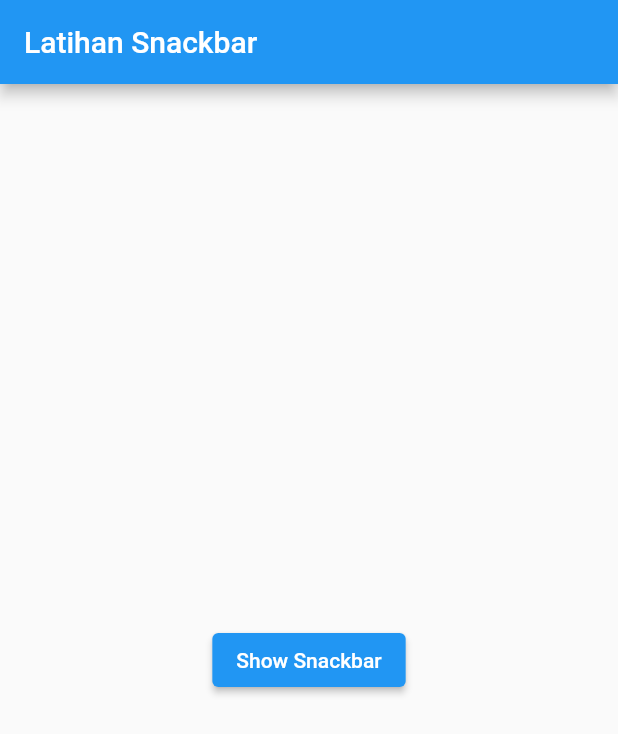
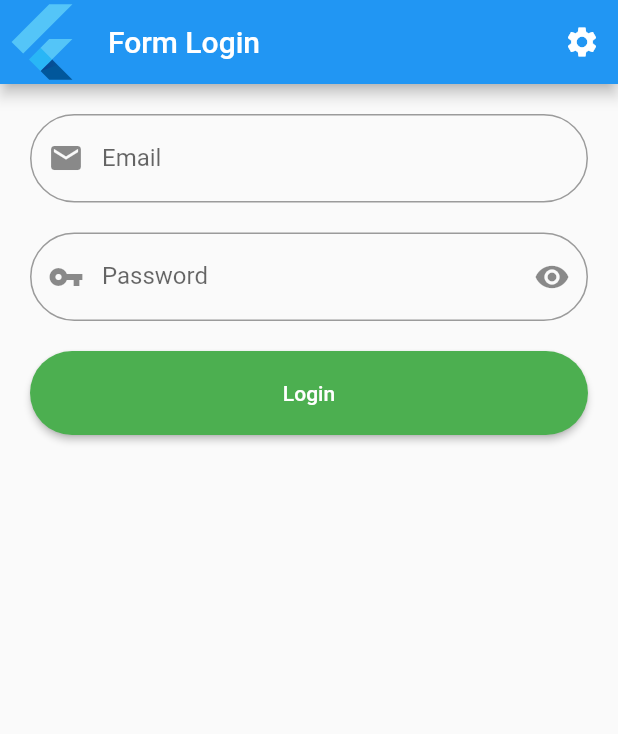
Before and after one commit to angular403/belajar_flutter, a Flutter app: the screen it shows after launch, after a tap on "Study", on a phone screen of 412 x 824 dp. Shown: the top 734 px of the screen. Run offline on Flutter 3.47's test engine with Material 2 defaults, Android fonts, the phone set to English and light mode, and no system bars.

Commit message:
belajar textfield

```diff
--- a/lib/pages/home_page.dart
+++ b/lib/pages/home_page.dart
@@ -28,8 +28,9 @@ import 'package:latihan_week3/pages/latihan_builder.dart';
 import 'package:latihan_week3/pages/latihan_listile.dart';
 import 'package:latihan_week3/pages/latihan_listview.dart';
 import 'package:latihan_week3/pages/ui_instagram.dart';
-import 'package:latihan_week3/study/dialog.dart';
-import 'package:latihan_week3/study/snack.dart';
+// import 'package:latihan_week3/study/dialog.dart';
+import 'package:latihan_week3/study/form.dart';
+// import 'package:latihan_week3/study/snack.dart';
 
 class HomePage extends StatelessWidget {
   const HomePage({Key? key}) : super(key: key);
@@ -119,7 +120,7 @@ class HomePage extends StatelessWidget {
               onPressed: () {
                 Navigator.of(context).pushReplacement(
                   MaterialPageRoute(
-                    builder: (context) => Snack(),
+                    builder: (context) => FormText(),
                   ),
                 );
               },
--- /dev/null
+++ b/lib/study/form.dart
@@ -0,0 +1,98 @@
+import 'package:flutter/material.dart';
+import 'package:flutter/services.dart';
+
+class FormText extends StatefulWidget {
+  const FormText({Key? key}) : super(key: key);
+
+  @override
+  _FormTextState createState() => _FormTextState();
+}
+
+class _FormTextState extends State<FormText> {
+  bool isHidden = true;
+
+  TextEditingController emailC = TextEditingController();
+  TextEditingController passC = TextEditingController();
+
+  @override
+  Widget build(BuildContext context) {
+    return Scaffold(
+      appBar: AppBar(
+        leading: FlutterLogo(),
+        title: Text("Form Login"),
+        actions: [
+          IconButton(
+            onPressed: () {},
+            icon: Icon(Icons.settings),
+          ),
+        ],
+      ),
+      body: ListView(
+        padding: EdgeInsets.all(20),
+        children: [
+          TextField(
+            controller: emailC,
+            autocorrect: false,
+            keyboardType: TextInputType.emailAddress,
+            textInputAction: TextInputAction.next,
+            decoration: InputDecoration(
+              labelText: "Email",
+              contentPadding:
+                  EdgeInsets.symmetric(horizontal: 30, vertical: 20),
+              prefixIcon: Icon(Icons.email),
+              border: OutlineInputBorder(
+                borderRadius: BorderRadius.circular(50),
+              ),
+            ),
+          ),
+          SizedBox(
+            height: 20,
+          ),
+          TextField(
+            controller: passC,
+            obscureText: isHidden,
+            keyboardType: TextInputType.text,
+            autocorrect: false,
+            decoration: InputDecoration(
+              labelText: "Password",
+              contentPadding: EdgeInsets.symmetric(
+                horizontal: 30,
+                vertical: 20,
+              ),
+              prefixIcon: Icon(Icons.vpn_key),
+              suffixIcon: IconButton(
+                onPressed: () {
+                  if (isHidden == true) {
+                    isHidden = false;
+                  } else {
+                    isHidden = true;
+                  }
+                  setState(() {});
+                },
+                icon: Icon(isHidden ? Icons.visibility : Icons.visibility_off),
+              ),
+              border: OutlineInputBorder(
+                borderRadius: BorderRadius.circular(50),
+              ),
+            ),
+          ),
+          SizedBox(height: 20),
+          ElevatedButton(
+            child: Text("Login"),
+            style: ElevatedButton.styleFrom(
+              padding: EdgeInsets.symmetric(horizontal: 30, vertical: 20),
+              primary: Colors.green[500],
+              shape: RoundedRectangleBorder(
+                borderRadius: BorderRadius.circular(50),
+              ),
+            ),
+            onPressed: () {
+              print(
+                  "Email Anda : ${emailC.text} & Password Anda : ${passC.text}");
+            },
+          ),
+        ],
+      ),
+    );
+  }
+}
```
